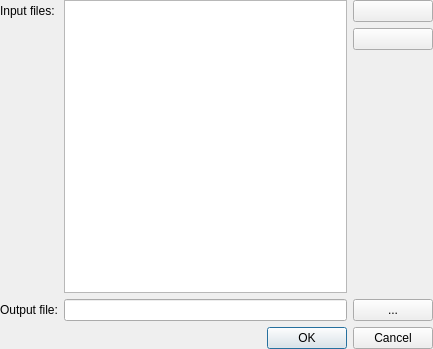
The window that jal/ui/merge_dialog.ui (titov-vv/jal) describes before a commit, drawn with Qt 5.
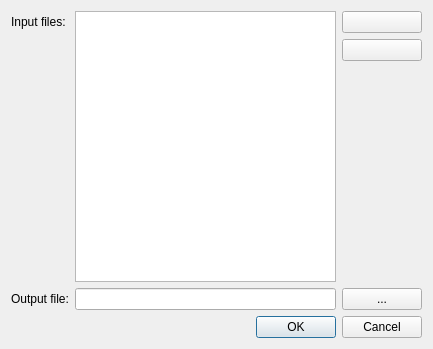
The same window after the commit.

Patch:
```diff
--- a/jal/ui/merge_dialog.ui
+++ b/jal/ui/merge_dialog.ui
@@ -23,18 +23,6 @@
    <string>Merge tax files</string>
   </property>
   <layout class="QGridLayout" name="gridLayout">
-   <property name="leftMargin">
-    <number>0</number>
-   </property>
-   <property name="topMargin">
-    <number>0</number>
-   </property>
-   <property name="rightMargin">
-    <number>0</number>
-   </property>
-   <property name="bottomMargin">
-    <number>0</number>
-   </property>
    <item row="0" column="0">
     <widget class="QLabel" name="InputLabel">
      <property name="text">
```
Left out of the diff: 14 changed lines with no effect on the pictures.
